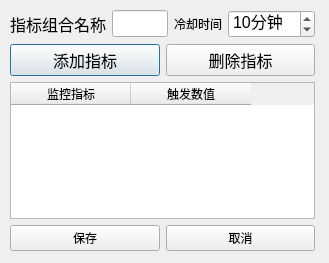
First picture: the form in QtDesign/MonitorCondition.ui, repository victor647/QuantumStockTrade, before the edit.
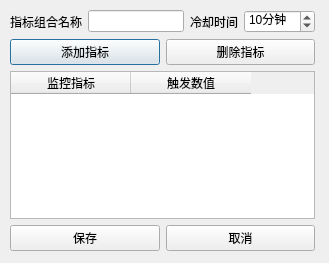
Second picture: the form after the edit.

```diff
--- a/QtDesign/MonitorCondition.ui
+++ b/QtDesign/MonitorCondition.ui
@@ -30,7 +30,7 @@
         <property name="font">
          <font>
           <family>Helvetica</family>
-          <pointsize>12</pointsize>
+          <pointsize>9</pointsize>
          </font>
         </property>
         <property name="text">
@@ -43,7 +43,7 @@
         <property name="font">
          <font>
           <family>Helvetica</family>
-          <pointsize>12</pointsize>
+          <pointsize>9</pointsize>
          </font>
         </property>
         <property name="text">
@@ -71,7 +71,7 @@
         <property name="font">
          <font>
           <family>Helvetica</family>
-          <pointsize>12</pointsize>
+          <pointsize>9</pointsize>
          </font>
         </property>
         <property name="suffix">
@@ -97,7 +97,7 @@
         <property name="font">
          <font>
           <family>Helvetica</family>
-          <pointsize>12</pointsize>
+          <pointsize>9</pointsize>
          </font>
         </property>
         <property name="text">
@@ -110,7 +110,7 @@
         <property name="font">
          <font>
           <family>Helvetica</family>
-          <pointsize>12</pointsize>
+          <pointsize>9</pointsize>
          </font>
         </property>
         <property name="text">
```
